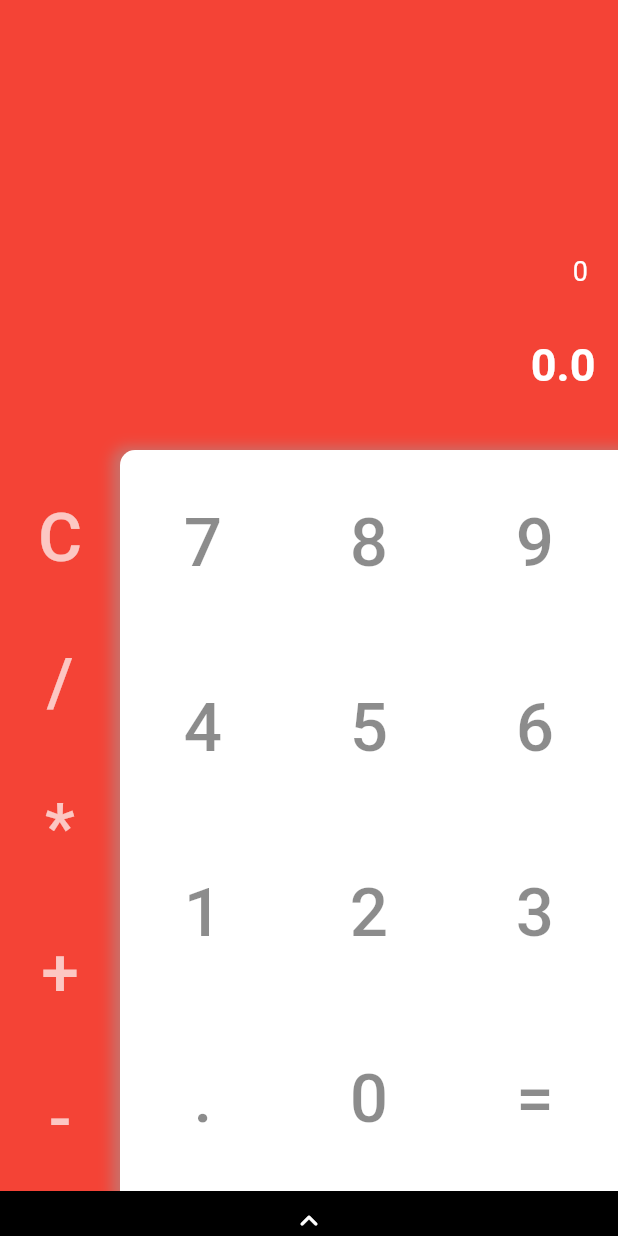
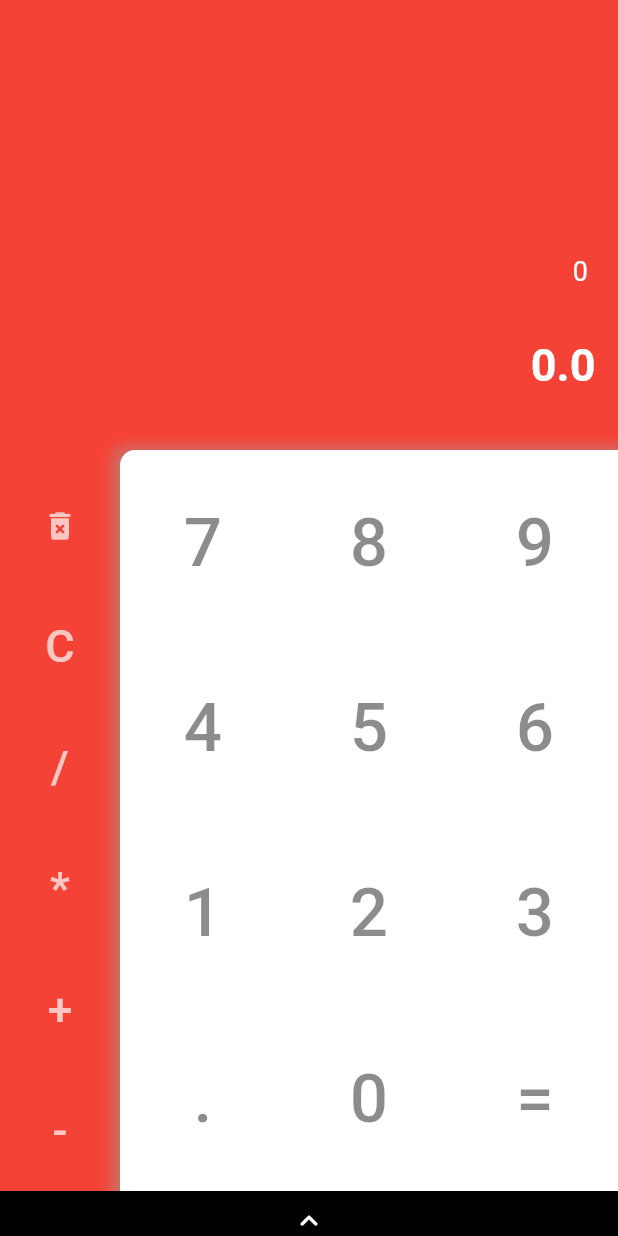
Before and after one commit to kverkholomova/Calculator_test, a Flutter app: the screen it shows after launch, on a phone screen of 412 x 824 dp. Run offline on Flutter 3.47's test engine with Material 2 defaults, Android fonts, the phone set to English and light mode, and no system bars.

Commit message:
Added button of deleting all written data

```diff
--- a/lib/constants.dart
+++ b/lib/constants.dart
@@ -6,4 +6,4 @@ const TextStyle kButtonText =  TextStyle(
     color: Colors.black45);
 
 const TextStyle kButtonTextSide = TextStyle(
-    fontSize: 45, color: Colors.white70);
+    fontSize: 30, color: Colors.white70);
--- a/lib/main_screen_calculator.dart
+++ b/lib/main_screen_calculator.dart
@@ -72,6 +72,7 @@ class _CalculatorState extends State<Calculator> {
 
   final scaffoldState = GlobalKey<ScaffoldState>();
 
+  double moveInput =150;
   void _showSheet() {
     // Show BottomSheet here using the Scaffold state instead ot«f the Scaffold context
     scaffoldState.currentState
@@ -777,7 +778,7 @@ class _CalculatorState extends State<Calculator> {
             Container(
               color: Colors.red,
               child: Padding(
-                padding: const EdgeInsets.only(top: 150),
+                padding: EdgeInsets.only(top: moveInput),
                 child: Column(
                     // mainAxisAlignment: MainAxisAlignment.center,
                     children: <Widget>[
@@ -813,6 +814,31 @@ class _CalculatorState extends State<Calculator> {
                   padding: const EdgeInsets.only(top: 310, left: 8, bottom: 30),
                   child: Column(
                     children: [
+                      Expanded(
+                        flex: 1,
+                        child: IconButton(
+                          icon: Icon(Icons.delete_forever_rounded, color: Colors.white70,),
+                          onPressed: () {
+                            setState(() {
+
+                                first = 0;
+                                second = 0;
+                                userInput='0';
+                                answer = 0;
+
+
+                              // else{
+                              //   userInput= userInput.substring(0,userInput.length-1);
+                              // }
+                            });
+                          },
+                          // onLongPress: (){
+                          //       userInput = '0';
+                          //       print(userInput);
+                          //       answer=0;
+                          // },
+                        ),
+                      ),
                       Expanded(
                         flex: 1,
                         child: TextButton(
@@ -1353,6 +1379,7 @@ class _CalculatorState extends State<Calculator> {
                     color: Colors.white,
                   ),
                   onPressed: () {
+
                     _showSheet();
                     // showModalBottomSheet(
                     //   enableDrag: true,
```
